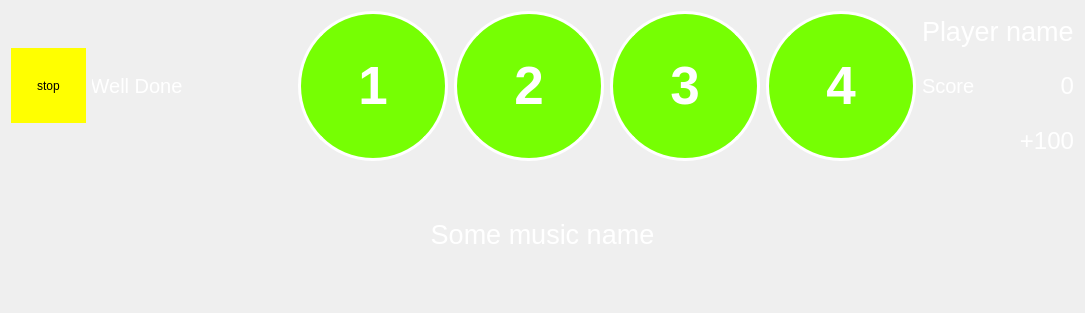
Old version of the form src/windows/uis/GameDialog.ui in the repository ZulusK/orchestrix.
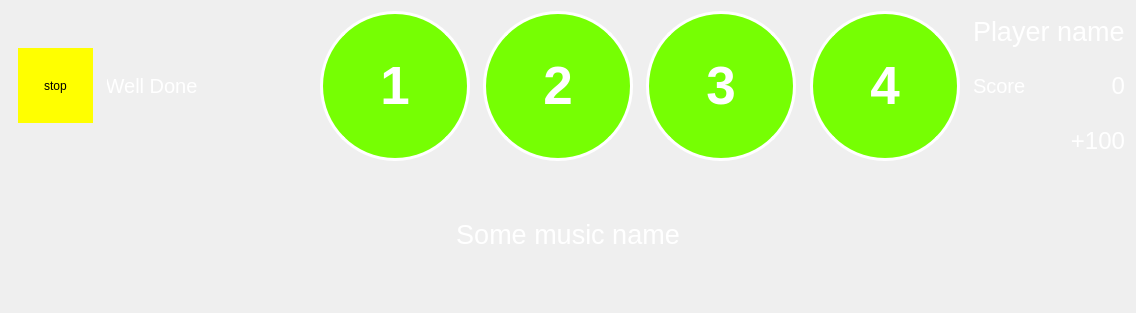
New version of the form. Icons and pictures are not drawn.

Diff of the .ui file:
```diff
--- a/src/windows/uis/GameDialog.ui
+++ b/src/windows/uis/GameDialog.ui
@@ -9,7 +9,7 @@
    <rect>
     <x>0</x>
     <y>0</y>
-    <width>1034</width>
+    <width>1136</width>
     <height>313</height>
    </rect>
   </property>
```
Left out of the diff: 2 changed lines with no effect on the pictures.
